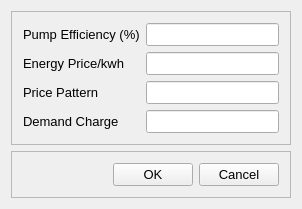
The window that src/ui/EPANET/frmEnergyOptionsDesigner.ui (USEPA/SWMM-EPANET_User_Interface) describes before a commit, drawn with Qt 5.
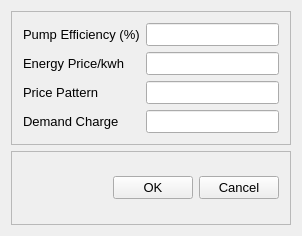
The same window after the commit.

What changed in the file:
```diff
--- a/src/ui/EPANET/frmEnergyOptionsDesigner.ui
+++ b/src/ui/EPANET/frmEnergyOptionsDesigner.ui
@@ -7,7 +7,7 @@
     <x>0</x>
     <y>0</y>
     <width>302</width>
-    <height>194</height>
+    <height>236</height>
    </rect>
   </property>
   <property name="font">
```
